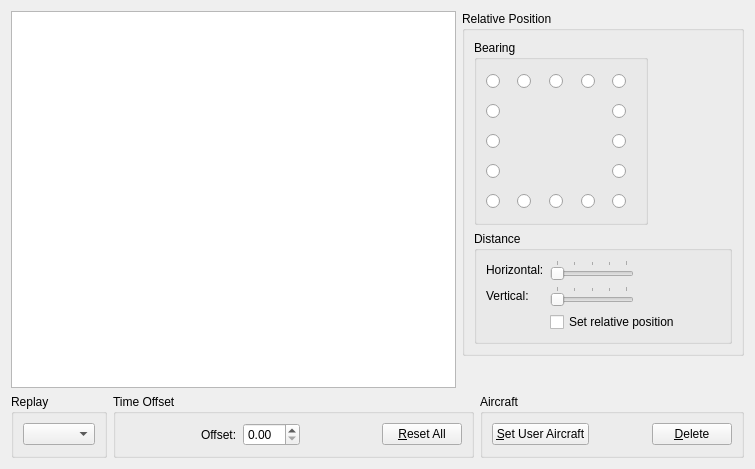
Above: src/Plugins/Module/Formation/src/FormationWidget.ui from till213/SkyDolly before the change. Below: the same form after it.
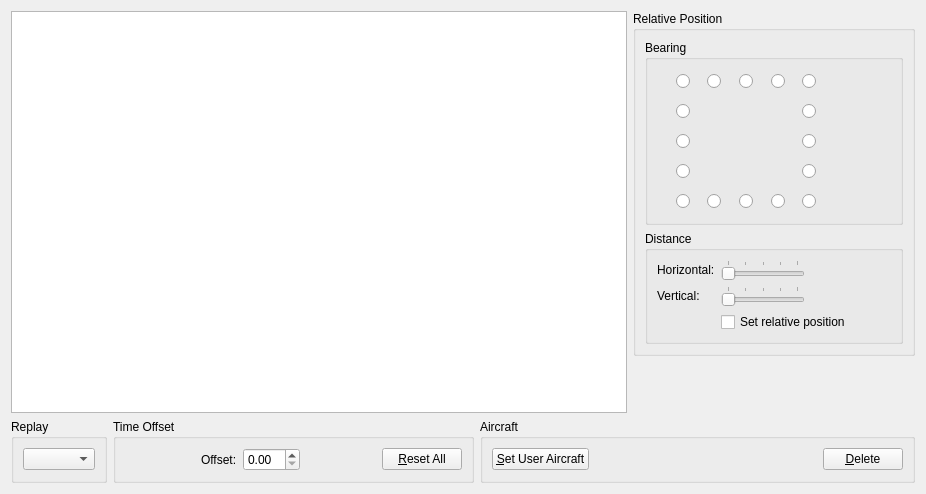
That is the form after the change. Icons and pictures are not drawn. Custom widgets are drawn as their Qt base class.

The edit to the form file:
```diff
--- a/src/Plugins/Module/Formation/src/FormationWidget.ui
+++ b/src/Plugins/Module/Formation/src/FormationWidget.ui
@@ -6,21 +6,24 @@
    <rect>
     <x>0</x>
     <y>0</y>
-    <width>755</width>
-    <height>469</height>
+    <width>926</width>
+    <height>494</height>
    </rect>
   </property>
   <property name="windowTitle">
    <string>Form</string>
   </property>
-  <layout class="QVBoxLayout" name="verticalLayout_3">
+  <layout class="QVBoxLayout" name="verticalLayout_4">
    <item>
     <layout class="QHBoxLayout" name="horizontalLayout_12">
      <item>
       <widget class="QTableWidget" name="aircraftTableWidget"/>
      </item>
      <item>
-      <layout class="QVBoxLayout" name="verticalLayout_2">
+      <layout class="QVBoxLayout" name="verticalLayout_3">
+       <property name="sizeConstraint">
+        <enum>QLayout::SetMinimumSize</enum>
+       </property>
        <item>
         <widget class="QGroupBox" name="relativePositionGroupBox">
          <property name="sizePolicy">
@@ -49,7 +52,7 @@
             </property>
             <layout class="QHBoxLayout" name="horizontalLayout_9">
              <property name="sizeConstraint">
-              <enum>QLayout::SetFixedSize</enum>
+              <enum>QLayout::SetMinimumSize</enum>
              </property>
              <item>
               <spacer name="horizontalSpacer_5">
@@ -273,45 +276,6 @@
                  </property>
                 </widget>
                </item>
-               <item row="1" column="1">
-                <spacer name="horizontalSpacer_15">
-                 <property name="orientation">
-                  <enum>Qt::Horizontal</enum>
-                 </property>
-                 <property name="sizeHint" stdset="0">
-                  <size>
-                   <width>1</width>
-                   <height>1</height>
-                  </size>
-                 </property>
-                </spacer>
-               </item>
-               <item row="1" column="2">
-                <spacer name="horizontalSpacer_16">
-                 <property name="orientation">
-                  <enum>Qt::Horizontal</enum>
-                 </property>
-                 <property name="sizeHint" stdset="0">
-                  <size>
-                   <width>1</width>
-                   <height>1</height>
-                  </size>
-                 </property>
-                </spacer>
-               </item>
-               <item row="1" column="3">
-                <spacer name="horizontalSpacer_17">
-                 <property name="orientation">
-                  <enum>Qt::Horizontal</enum>
-                 </property>
-                 <property name="sizeHint" stdset="0">
-                  <size>
-                   <width>1</width>
-                   <height>1</height>
-                  </size>
-                 </property>
-                </spacer>
-               </item>
                <item row="1" column="4">
                 <widget class="QRadioButton" name="enePositionRadioButton">
                  <property name="sizePolicy">
@@ -350,19 +314,6 @@
                  </property>
                 </widget>
                </item>
-               <item row="2" column="1">
-                <spacer name="horizontalSpacer_18">
-                 <property name="orientation">
-                  <enum>Qt::Horizontal</enum>
-                 </property>
-                 <property name="sizeHint" stdset="0">
-                  <size>
-                   <width>1</width>
-                   <height>1</height>
-                  </size>
-                 </property>
-                </spacer>
-               </item>
                <item row="2" column="2">
                 <widget class="QLabel" name="referenceAircraftLabel">
                  <property name="sizePolicy">
@@ -388,19 +339,6 @@
                  </property>
                 </widget>
                </item>
-               <item row="2" column="3">
-                <spacer name="horizontalSpacer_19">
-                 <property name="orientation">
-                  <enum>Qt::Horizontal</enum>
-                 </property>
-                 <property name="sizeHint" stdset="0">
-                  <size>
-                   <width>1</width>
-                   <height>1</height>
-                  </size>
-                 </property>
-                </spacer>
-               </item>
                <item row="2" column="4">
                 <widget class="QRadioButton" name="ePositionRadioButton">
                  <property name="sizePolicy">
@@ -439,45 +377,6 @@
                  </property>
                 </widget>
                </item>
-               <item row="3" column="1">
-                <spacer name="horizontalSpacer_20">
-                 <property name="orientation">
-                  <enum>Qt::Horizontal</enum>
-                 </property>
-                 <property name="sizeHint" stdset="0">
-                  <size>
-                   <width>1</width>
-                   <height>1</height>
-                  </size>
-                 </property>
-                </spacer>
-               </item>
-               <item row="3" column="2">
-                <spacer name="horizontalSpacer_21">
-                 <property name="orientation">
-                  <enum>Qt::Horizontal</enum>
-                 </property>
-                 <property name="sizeHint" stdset="0">
-                  <size>
-                   <width>1</width>
-                   <height>1</height>
-                  </size>
-                 </property>
-                </spacer>
-               </item>
-               <item row="3" column="3">
-                <spacer name="horizontalSpacer_22">
-                 <property name="orientation">
-                  <enum>Qt::Horizontal</enum>
-                 </property>
-                 <property name="sizeHint" stdset="0">
-                  <size>
-                   <width>1</width>
-                   <height>1</height>
-                  </size>
-                 </property>
-                </spacer>
-               </item>
                <item row="3" column="4">
                 <widget class="QRadioButton" name="esePositionRadioButton">
                  <property name="sizePolicy">
@@ -684,6 +583,41 @@
                </item>
               </layout>
              </item>
+             <item>
+              <layout class="QVBoxLayout" name="verticalLayout_2">
+               <item>
+                <widget class="QPushButton" name="restoreDefaultsPushButton">
+                 <property name="toolTip">
+                  <string>Restore default values.</string>
+                 </property>
+                 <property name="text">
+                  <string/>
+                 </property>
+                 <property name="icon">
+                  <iconset>
+                   <normalon>:/img/icons/close-normal.png</normalon>
+                  </iconset>
+                 </property>
+                 <property name="flat">
+                  <bool>true</bool>
+                 </property>
+                </widget>
+               </item>
+               <item>
+                <spacer name="verticalSpacer_2">
+                 <property name="orientation">
+                  <enum>Qt::Vertical</enum>
+                 </property>
+                 <property name="sizeHint" stdset="0">
+                  <size>
+                   <width>20</width>
+                   <height>40</height>
+                  </size>
+                 </property>
+                </spacer>
+               </item>
+              </layout>
+             </item>
              <item>
               <spacer name="horizontalSpacer_6">
                <property name="orientation">
@@ -833,8 +767,8 @@
          </property>
          <property name="sizeHint" stdset="0">
           <size>
-           <width>1</width>
-           <height>1</height>
+           <width>13</width>
+           <height>13</height>
           </size>
          </property>
         </spacer>
```
